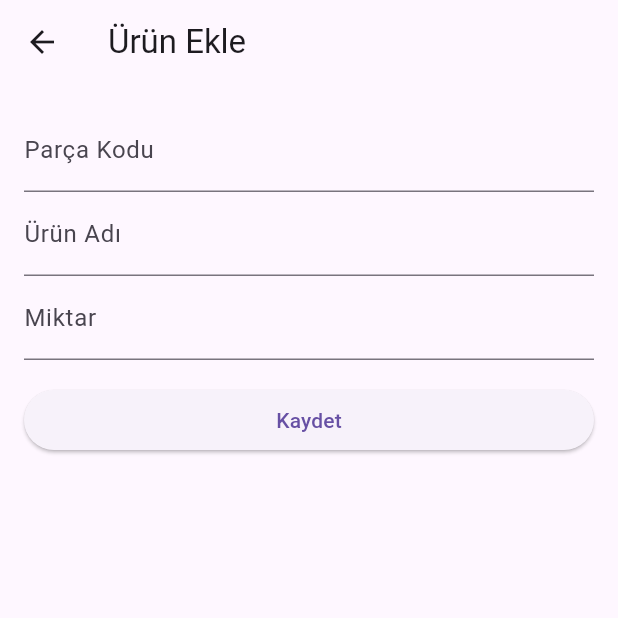
After one commit to caglarerbay/stokproje, a Flutter app: the AdminPanelScreen screen opened by its route, after a tap on "Ürün Ekle", on a phone screen of 412 x 824 dp, the top half of it. The commit adds this screen. Run offline on Flutter 3.47's test engine with Material 3 defaults, Android fonts, the phone set to English and light mode, and no system bars.

Commit message:
Yeni özellik eklendi

```diff
--- a/güncellinkler.txt
+++ b/güncellinkler.txt
@@ -1,3 +1,5 @@
 git add .
 git commit -m "Yeni özellik eklendi"
 git push
+
+{"token":"34677e6b85d2912e8d57c30e815cd63c6ad7f0f3"}
--- /dev/null
+++ b/inventory_mobile/lib/admin_add_product_screen.dart
@@ -0,0 +1,85 @@
+import 'package:flutter/material.dart';
+import 'package:http/http.dart' as http;
+import 'dart:convert';
+
+class AdminAddProductScreen extends StatefulWidget {
+  @override
+  _AdminAddProductScreenState createState() => _AdminAddProductScreenState();
+}
+
+class _AdminAddProductScreenState extends State<AdminAddProductScreen> {
+  final _formKey = GlobalKey<FormState>();
+  String _partCode = '';
+  String _name = '';
+  int _quantity = 0;
+  String? _errorMessage;
+
+  Future<void> _submit() async {
+    if (!_formKey.currentState!.validate()) return;
+    _formKey.currentState!.save();
+
+    final url = Uri.parse('http://127.0.0.1:8000/api/admin_add_product/');
+    try {
+      final response = await http.post(
+        url,
+        headers: {'Content-Type': 'application/json'},
+        body: json.encode({
+          'part_code': _partCode,
+          'name': _name,
+          'quantity': _quantity,
+        }),
+      );
+      if (response.statusCode == 200) {
+        final data = json.decode(utf8.decode(response.bodyBytes));
+        print(data['detail']);
+        Navigator.pop(context); // Ekrandan çık
+      } else {
+        final data = json.decode(utf8.decode(response.bodyBytes));
+        setState(() {
+          _errorMessage = data['detail'] ?? 'Hata: ${response.statusCode}';
+        });
+      }
+    } catch (e) {
+      setState(() {
+        _errorMessage = 'Sunucuya erişilemedi: $e';
+      });
+    }
+  }
+
+  @override
+  Widget build(BuildContext context) {
+    return Scaffold(
+      appBar: AppBar(title: Text('Ürün Ekle')),
+      body: Padding(
+        padding: EdgeInsets.all(16),
+        child: Form(
+          key: _formKey,
+          child: ListView(
+            children: [
+              if (_errorMessage != null)
+                Text(_errorMessage!, style: TextStyle(color: Colors.red)),
+              TextFormField(
+                decoration: InputDecoration(labelText: 'Parça Kodu'),
+                validator: (val) => val!.isEmpty ? 'Parça kodu zorunlu' : null,
+                onSaved: (val) => _partCode = val!.trim(),
+              ),
+              TextFormField(
+                decoration: InputDecoration(labelText: 'Ürün Adı'),
+                validator: (val) => val!.isEmpty ? 'Ürün adı zorunlu' : null,
+                onSaved: (val) => _name = val!.trim(),
+              ),
+              TextFormField(
+                decoration: InputDecoration(labelText: 'Miktar'),
+                keyboardType: TextInputType.number,
+                validator: (val) => val!.isEmpty ? 'Miktar zorunlu' : null,
+                onSaved: (val) => _quantity = int.tryParse(val!) ?? 0,
+              ),
+              SizedBox(height: 16),
+              ElevatedButton(onPressed: _submit, child: Text('Kaydet')),
+            ],
+          ),
+        ),
+      ),
+    );
+  }
+}
--- /dev/null
+++ b/inventory_mobile/lib/admin_panel_screen.dart
@@ -0,0 +1,50 @@
+import 'package:flutter/material.dart';
+
+class AdminPanelScreen extends StatefulWidget {
+  @override
+  _AdminPanelScreenState createState() => _AdminPanelScreenState();
+}
+
+class _AdminPanelScreenState extends State<AdminPanelScreen> {
+  @override
+  Widget build(BuildContext context) {
+    return Scaffold(
+      appBar: AppBar(title: Text('Admin Paneli')),
+      body: ListView(
+        padding: EdgeInsets.all(16),
+        children: [
+          Text(
+            'Hoş geldin, Admin!',
+            style: TextStyle(fontSize: 18, fontWeight: FontWeight.bold),
+          ),
+          SizedBox(height: 16),
+
+          ElevatedButton(
+            onPressed: () {
+              Navigator.pushNamed(context, '/admin_add_product');
+            },
+            child: Text('Ürün Ekle'),
+          ),
+          SizedBox(height: 8),
+
+          ElevatedButton(
+            onPressed: () {
+              // Henüz endpoint yok, placeholder
+              Navigator.pushNamed(context, '/admin_update_stock');
+            },
+            child: Text('Stok Güncelle'),
+          ),
+          SizedBox(height: 8),
+
+          ElevatedButton(
+            onPressed: () {
+              // Henüz endpoint yok, placeholder
+              Navigator.pushNamed(context, '/admin_user_stocks');
+            },
+            child: Text('Kullanıcı Stoklarını Gör'),
+          ),
+        ],
+      ),
+    );
+  }
+}
--- a/inventory_mobile/lib/main.dart
+++ b/inventory_mobile/lib/main.dart
@@ -8,6 +8,8 @@ import 'forgot_password_screen.dart';
 // Eğer home_screen.dart varsa import et
 import 'home_screen.dart';
 import 'transfer_usage_screen.dart';
+import 'admin_panel_screen.dart';
+import 'admin_add_product_screen.dart';
 
 void main() {
   runApp(MyApp());
@@ -26,6 +28,8 @@ class MyApp extends StatelessWidget {
         '/forgot_password': (context) => ForgotPasswordScreen(),
         '/home': (context) => HomeScreen(),
         '/transfer_usage': (context) => TransferUsageScreen(),
+        '/admin_panel': (context) => AdminPanelScreen(),
+        '/admin_add_product': (context) => AdminAddProductScreen(),
       },
       // Eğer “/home” gibi bir ekrana gideceksen, oraya da widget eklemen lazım
       // Bu satırlar senin diğer dosyalarında tanımlı widget'lara işaret etmeli
```
Also changed, not shown: inventory_mobile/lib/home_screen.dart (+29 -2 lines), inventory_mobile/lib/login_screen.dart (+7 -2 lines), 5 other files.
